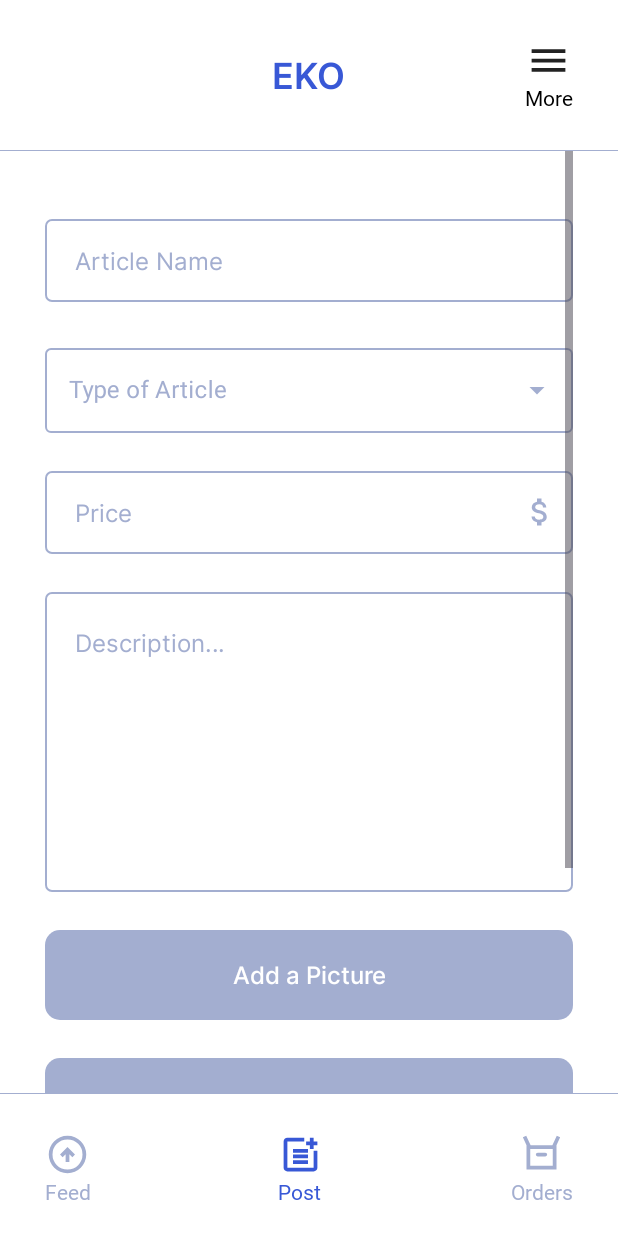
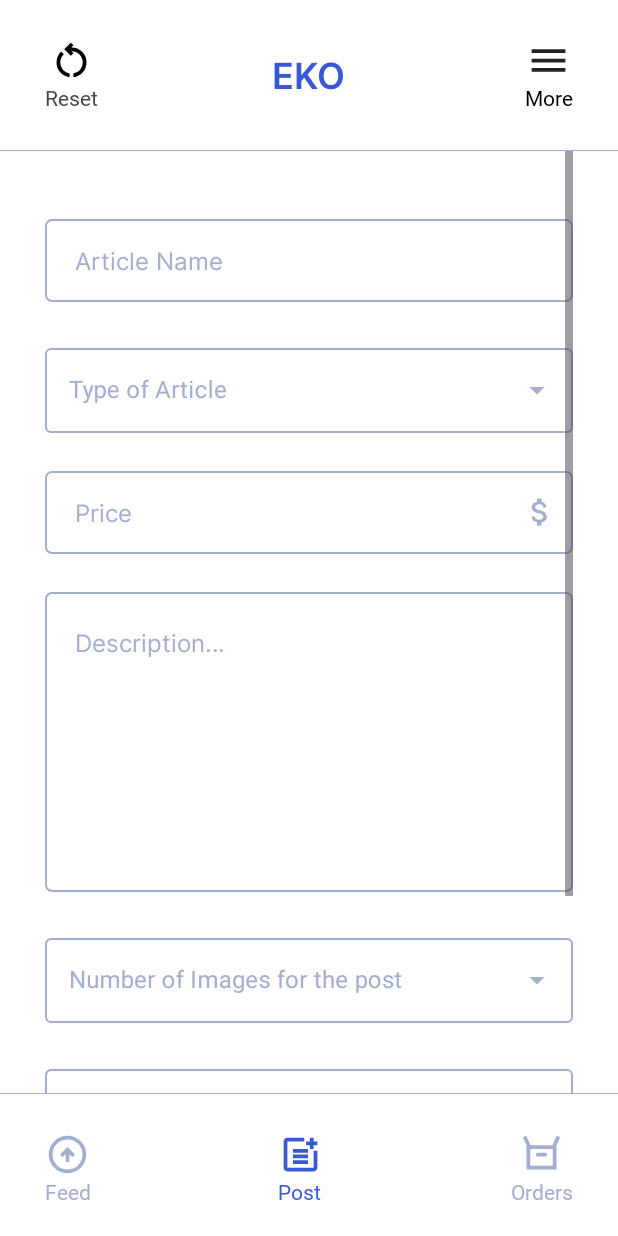
Before and after one commit to julesgaudet/ClothingSoftware, an Android app: the screen it shows after launch (Account), after a tap on "Post", on a phone screen of 412 x 824 dp. Run offline under Robolectric (Android 15) with nearby library versions, the phone set to English and light mode, and no system bars; 3 other taps on this screen came first.

Commit message:
fini le post complètement. Bloquer les attaques et filtrer les inputs

```diff
--- a/app/src/main/AndroidManifest.xml
+++ b/app/src/main/AndroidManifest.xml
@@ -17,6 +17,7 @@
             android:exported="false" />
         <activity
             android:name=".Activities.Account"
+            android:windowSoftInputMode="adjustResize|adjustPan"
             android:exported="true">
             <intent-filter>
                 <action android:name="android.intent.action.MAIN" />
--- a/app/src/main/java/com/example/clothingsoftware/Activities/Account.java
+++ b/app/src/main/java/com/example/clothingsoftware/Activities/Account.java
@@ -9,6 +9,7 @@ import androidx.swiperefreshlayout.widget.SwipeRefreshLayout;
 
 import android.app.Dialog;
 import android.content.DialogInterface;
+import android.content.Intent;
 import android.graphics.Color;
 import android.graphics.drawable.ColorDrawable;
 import android.os.Bundle;
@@ -19,8 +20,10 @@ import android.view.ViewGroup;
 import android.view.Window;
 import android.widget.ArrayAdapter;
 import android.widget.AutoCompleteTextView;
+import android.widget.Button;
 import android.widget.ImageView;
 import android.widget.LinearLayout;
+import android.widget.RelativeLayout;
 import android.widget.TextView;
 
 import com.example.clothingsoftware.Fragments.Feed;
@@ -37,16 +40,19 @@ public class Account extends AppCompatActivity {
     LinearLayout ordersLinearLayout;
     ImageView feedIcon;
     ImageView postIcon;
+    ImageView resetIcon;
     ImageView ordersIcon;
     TextView feedText;
     TextView postText;
     TextView ordersText;
+    TextView resetText;
     Feed feedFragment;
     Orders ordersFragment;
     Post postFragment;
     SwipeRefreshLayout swipeRefreshLayout;
     LinearLayout searchLinearLayout;
     LinearLayout filterLayout;
+    LinearLayout resetLayout;
     View shadowOverlay;
     String[] stateFeed = {"Lowest to highest price", "Highest to lowest price",
             "Recent to distant post", "Distant to recent post",
@@ -59,6 +65,9 @@ public class Account extends AppCompatActivity {
     ArrayAdapter<String> adapterItemsFeed;
     AutoCompleteTextView autoCompleteTextViewOrders;
     ArrayAdapter<String> adapterItemsOrders;
+
+    RelativeLayout layoutFooter;
+    View viewFooter;
 
     // Verify if the "Search" or "More" menu is still open (prevent spam clicking)
     private boolean isDialogShowing = false;
@@ -73,14 +82,19 @@ public class Account extends AppCompatActivity {
         feedLinearLayout = findViewById(R.id.feedLinearLayout);
         postLinearLayout = findViewById(R.id.postLinearLayout);
         ordersLinearLayout = findViewById(R.id.ordersLinearLayout);
+        resetLayout = findViewById(R.id.resetLinearLayout);
         feedIcon = findViewById(R.id.feedIcon);
         postIcon = findViewById(R.id.postIcon);
+        resetIcon = findViewById(R.id.resetImage);
         ordersIcon = findViewById(R.id.ordersIcon);
         feedText = findViewById(R.id.feedText);
+        resetText = findViewById(R.id.resetText);
         postText = findViewById(R.id.postText);
         ordersText = findViewById(R.id.ordersText);
         searchLinearLayout = findViewById(R.id.searchLinearLayout);
         filterLayout = findViewById(R.id.filterLayout);
+        layoutFooter = findViewById(R.id.layoutFooter);
+        viewFooter = findViewById(R.id.viewFooter);
 
         // Initialize View for shadow
         shadowOverlay = findViewById(R.id.shadowOverlay);
@@ -110,6 +124,18 @@ public class Account extends AppCompatActivity {
             }
         });
 
+        resetLayout.setOnClickListener(new View.OnClickListener() {
+            @Override
+            public void onClick(View v) {
+                // Create a new instance of the Post fragment
+                Post fragment = new Post();
+
+                // Replace the current fragment with the new instance
+                displayFragment(fragment);
+            }
+        });
+
+
         // Add color to the icon and text and move to the Post fragment
         postLinearLayout.setOnClickListener(new View.OnClickListener() {
             @Override
@@ -119,7 +145,8 @@ public class Account extends AppCompatActivity {
                 swipeRefreshLayout.setEnabled(false);
                 setIconAndTextColor(postIcon, postText, R.color.colorPrimary);
 
-                searchLinearLayout.setVisibility(View.INVISIBLE);
+                searchLinearLayout.setVisibility(View.GONE);
+                resetLayout.setVisibility(View.VISIBLE);
             }
         });
 
@@ -246,6 +273,10 @@ public class Account extends AppCompatActivity {
         adapterItemsFeed = new ArrayAdapter<>(this, android.R.layout.simple_dropdown_item_1line, stateFeed);
         autoCompleteTextViewFeed.setAdapter(adapterItemsFeed);
 
+        // Call the signout method
+        Button buttonSignout1 = dialog.findViewById(R.id.buttonSignout1);
+        signout(buttonSignout1, dialog);
+
         dialog.setOnDismissListener(new DialogInterface.OnDismissListener() {
             @Override
             public void onDismiss(DialogInterface dialogInterface) {
@@ -271,6 +302,10 @@ public class Account extends AppCompatActivity {
         adapterItemsOrders = new ArrayAdapter<>(this, android.R.layout.simple_dropdown_item_1line, stateOrders);
         autoCompleteTextViewOrders.setAdapter(adapterItemsOrders);
 
+        // Call the signout method
+        Button buttonSignout3 = dialog.findViewById(R.id.buttonSignout3);
+        signout(buttonSignout3, dialog);
+
         dialog.setOnDismissListener(new DialogInterface.OnDismissListener() {
             @Override
             public void onDismiss(DialogInterface dialogInterface) {
@@ -279,7 +314,6 @@ public class Account extends AppCompatActivity {
         });
         configureDialog(dialog);
     }
-
 
     // Show the Sheet Dialog for the feed Menu of the Post Fragment (menu when you click on More)
     private void showDialogPost() {
@@ -290,6 +324,9 @@ public class Account extends AppCompatActivity {
         dialog.requestWindowFeature(Window.FEATURE_NO_TITLE);
         dialog.setContentView(R.layout.bottom_sheet_layout_post);
 
+        // Call the Signout method
+        Button buttonSignout2 = dialog.findViewById(R.id.buttonSignout2);
+        signout(buttonSignout2, dialog);
         dialog.setOnDismissListener(new DialogInterface.OnDismissListener() {
             @Override
             public void onDismiss(DialogInterface dialogInterface) {
@@ -320,11 +357,14 @@ public class Account extends AppCompatActivity {
         feedIcon.setColorFilter(ContextCompat.getColor(getApplicationContext(), R.color.colorSecondPrimary));
         postIcon.setColorFilter(ContextCompat.getColor(getApplicationContext(), R.color.colorSecondPrimary));
 
+
         ordersText.setTextColor(ContextCompat.getColor(getApplicationContext(), R.color.colorSecondPrimary));
         feedText.setTextColor(ContextCompat.getColor(getApplicationContext(), R.color.colorSecondPrimary));
         postText.setTextColor(ContextCompat.getColor(getApplicationContext(), R.color.colorSecondPrimary));
+
         searchLinearLayout.setVisibility(View.VISIBLE);
         swipeRefreshLayout.setEnabled(true);
+        resetLayout.setVisibility(View.GONE);
     }
 
     // Change the fragment for the specific fragment
@@ -352,8 +392,21 @@ public class Account extends AppCompatActivity {
         dialog.getWindow().setGravity(Gravity.BOTTOM);
     }
 
+    // Change the color of the icon and the text of the icon
     private void setIconAndTextColor(ImageView icon, TextView text, int color) {
         icon.setColorFilter(ContextCompat.getColor(getApplicationContext(), color));
         text.setTextColor(ContextCompat.getColor(getApplicationContext(), color));
     }
+
+    // Sign-out function
+    private void signout(Button button, final Dialog currentDialog) {
+        button.setOnClickListener(new View.OnClickListener() {
+            @Override
+            public void onClick(View v) {
+                Intent intent = new Intent(Account.this, Login.class);
+                startActivity(intent);
+                finish();
+            }
+        });
+    }
 }
--- /dev/null
+++ b/app/src/main/res/drawable/reset.xml
@@ -0,0 +1,9 @@
+<vector xmlns:android="http://schemas.android.com/apk/res/android"
+    android:width="24dp"
+    android:height="24dp"
+    android:viewportWidth="960"
+    android:viewportHeight="960">
+  <path
+      android:fillColor="#FF000000"
+      android:pathData="M440,838q-121,-15 -200.5,-105.5T160,520q0,-66 26,-126.5T260,288l57,57q-38,34 -57.5,79T240,520q0,88 56,155.5T440,758v80ZM520,838v-80q87,-16 143.5,-83T720,520q0,-100 -70,-170t-170,-70h-3l44,44 -56,56 -140,-140 140,-140 56,56 -44,44h3q134,0 227,93t93,227q0,121 -79.5,211.5T520,838Z"/>
+</vector>
--- a/app/src/main/res/drawable/search.xml
+++ b/app/src/main/res/drawable/search.xml
@@ -1,5 +1,9 @@
-<vector android:autoMirrored="true" android:height="24dp"
-    android:viewportHeight="960" android:viewportWidth="960"
-    android:width="24dp" xmlns:android="http://schemas.android.com/apk/res/android">
-    <path android:fillColor="#222222" android:pathData="M784,840 L532,588q-30,24 -69,38t-83,14q-109,0 -184.5,-75.5T120,380q0,-109 75.5,-184.5T380,120q109,0 184.5,75.5T640,380q0,44 -14,83t-38,69l252,252 -56,56ZM380,560q75,0 127.5,-52.5T560,380q0,-75 -52.5,-127.5T380,200q-75,0 -127.5,52.5T200,380q0,75 52.5,127.5T380,560Z"/>
+<vector xmlns:android="http://schemas.android.com/apk/res/android"
+    android:width="24dp"
+    android:height="24dp"
+    android:viewportWidth="960"
+    android:viewportHeight="960">
+  <path
+      android:fillColor="#FF000000"
+      android:pathData="M784,840 L532,588q-30,24 -69,38t-83,14q-109,0 -184.5,-75.5T120,380q0,-109 75.5,-184.5T380,120q109,0 184.5,75.5T640,380q0,44 -14,83t-38,69l252,252 -56,56ZM380,560q75,0 127.5,-52.5T560,380q0,-75 -52.5,-127.5T380,200q-75,0 -127.5,52.5T200,380q0,75 52.5,127.5T380,560Z"/>
 </vector>
--- a/app/src/main/res/layout/activity_account.xml
+++ b/app/src/main/res/layout/activity_account.xml
@@ -47,6 +47,7 @@
         </androidx.swiperefreshlayout.widget.SwipeRefreshLayout>
 
         <View
+            android:id="@+id/viewFooter"
             android:layout_marginBottom="5dp"
             android:layout_width="match_parent"
             android:layout_height="0.5dp"
@@ -54,6 +55,7 @@
 
         <!-- Footer Layout -->
         <RelativeLayout
+            android:id="@+id/layoutFooter"
             android:layout_width="match_parent"
             android:layout_height="wrap_content"
             android:layout_gravity="bottom">
--- a/app/src/main/res/layout/bottom_sheet_layout_feed.xml
+++ b/app/src/main/res/layout/bottom_sheet_layout_feed.xml
@@ -59,13 +59,13 @@
 
     <androidx.appcompat.widget.AppCompatButton
         android:layout_marginBottom="30dp"
-        android:id="@+id/buttonSignout"
+        android:id="@+id/buttonSignout1"
         style="?android:attr/borderlessButtonStyle"
         android:layout_width="match_parent"
         android:layout_height="60dp"
         android:layout_marginTop="25dp"
         android:background="@drawable/signout_button"
-        android:enabled="false"
+        android:enabled="true"
         android:fontFamily="@font/medium"
         android:text="@string/signout"
         android:textAllCaps="false"
--- a/app/src/main/res/layout/bottom_sheet_layout_feed_search.xml
+++ b/app/src/main/res/layout/bottom_sheet_layout_feed_search.xml
@@ -26,6 +26,9 @@
         android:background="@drawable/input_border"
         android:fontFamily="@font/regular"
         android:hint="@string/search_for_a_post"
+        android:drawableEnd="@drawable/search"
+        android:drawableTint="@color/colorSecondPrimary"
+        android:paddingEnd="20dp"
         android:inputType="text"
         android:minHeight="48dp"
         android:paddingStart="20dp"
@@ -45,6 +48,7 @@
         android:textAllCaps="false"
         android:textColor="@color/white"
         android:textSize="16sp"
-        tools:ignore="DuplicateSpeakableTextCheck" />
+        tools:ignore="DuplicateSpeakableTextCheck"
+        android:layout_marginBottom="30dp"/>
 
 </LinearLayout>
--- a/app/src/main/res/layout/bottom_sheet_layout_orders.xml
+++ b/app/src/main/res/layout/bottom_sheet_layout_orders.xml
@@ -59,13 +59,13 @@
 
     <androidx.appcompat.widget.AppCompatButton
         android:layout_marginBottom="30dp"
-        android:id="@+id/buttonSignout"
+        android:id="@+id/buttonSignout3"
         style="?android:attr/borderlessButtonStyle"
         android:layout_width="match_parent"
         android:layout_height="60dp"
         android:layout_marginTop="25dp"
         android:background="@drawable/signout_button"
-        android:enabled="false"
+        android:enabled="true"
         android:fontFamily="@font/medium"
         android:text="@string/signout"
         android:textAllCaps="false"
--- a/app/src/main/res/layout/bottom_sheet_layout_post.xml
+++ b/app/src/main/res/layout/bottom_sheet_layout_post.xml
@@ -25,13 +25,13 @@
         android:gravity="bottom">
 
         <androidx.appcompat.widget.AppCompatButton
-            android:id="@+id/buttonSignout"
+            android:id="@+id/buttonSignout2"
             style="?android:attr/borderlessButtonStyle"
             android:layout_width="match_parent"
             android:layout_height="wrap_content"
             android:layout_marginTop="25dp"
             android:background="@drawable/signout_button"
-            android:enabled="false"
+            android:enabled="true"
             android:fontFamily="@font/medium"
             android:text="@string/signout"
             android:textAllCaps="false"
--- a/app/src/main/res/layout/fragment_post.xml
+++ b/app/src/main/res/layout/fragment_post.xml
@@ -9,9 +9,9 @@
     <ScrollView
         android:layout_width="match_parent"
         android:layout_height="match_parent"
+        android:scrollbarFadeDuration="@integer/material_motion_duration_short_1"
+        android:scrollbarSize="5dip"
         android:scrollbars="vertical"
-        android:scrollbarSize="5dip"
-        android:scrollbarFadeDuration="@integer/material_motion_duration_short_1"
         tools:ignore="UselessParent">
 
         <LinearLayout
@@ -56,7 +56,8 @@
                     android:id="@+id/auto_complete_text"
                     android:layout_width="match_parent"
                     android:layout_height="wrap_content"
-                    android:inputType="none" />
+                    android:inputType="none"
+                    tools:ignore="SpeakableTextPresentCheck" />
 
             </com.google.android.material.textfield.TextInputLayout>
 
@@ -97,35 +98,68 @@
                 android:textSize="16sp"
                 tools:ignore="RtlSymmetry" />
 
-            <androidx.appcompat.widget.AppCompatButton
-                android:id="@+id/buttonAddImage"
-                style="?android:attr/borderlessButtonStyle"
+            <com.google.android.material.textfield.TextInputLayout
+                android:id="@+id/numberOfImage"
+                style="@style/Widget.MaterialComponents.TextInputLayout.OutlinedBox.ExposedDropdownMenu"
                 android:layout_width="match_parent"
-                android:layout_height="60dp"
+                android:layout_height="wrap_content"
                 android:layout_marginTop="25dp"
-                android:background="@drawable/add_button"
-                android:enabled="false"
-                android:fontFamily="@font/medium"
-                android:text="@string/add_a_picture"
-                android:textAllCaps="false"
-                android:textColor="@color/white"
-                android:textSize="16sp"
-                tools:ignore="DuplicateSpeakableTextCheck" />
+                android:hint="@string/number_of_images_for_the_post"
+                android:textAppearance="@font/inter"
+                android:textColorHint="@color/colorSecondPrimary"
+                android:theme="@style/InputText_Overlay"
+                app:boxBackgroundColor="@color/white"
+                app:boxStrokeColor="@color/colorSecondPrimary"
+                app:boxStrokeWidth="1dp"
+                app:endIconTint="@color/colorSecondPrimary"
+                app:hintTextColor="@color/colorSecondPrimary">
 
-            <androidx.appcompat.widget.AppCompatButton
-                android:id="@+id/buttonAddSize"
-                style="?android:attr/borderlessButtonStyle"
+                <AutoCompleteTextView
+                    android:id="@+id/auto_complete_text_add_image"
+                    android:layout_width="match_parent"
+                    android:layout_height="wrap_content"
+                    android:inputType="none"
+                    tools:ignore="SpeakableTextPresentCheck" />
+
+            </com.google.android.material.textfield.TextInputLayout>
+
+            <LinearLayout
+                android:id="@+id/layoutforNewImage"
                 android:layout_width="match_parent"
-                android:layout_height="60dp"
+                android:layout_height="wrap_content"
+                android:orientation="vertical">
+            </LinearLayout>
+
+            <com.google.android.material.textfield.TextInputLayout
+                android:id="@+id/numberOfType"
+                style="@style/Widget.MaterialComponents.TextInputLayout.OutlinedBox.ExposedDropdownMenu"
+                android:layout_width="match_parent"
+                android:layout_height="wrap_content"
                 android:layout_marginTop="25dp"
-                android:background="@drawable/add_button"
-                android:enabled="false"
-                android:fontFamily="@font/medium"
-                android:text="@string/add_a_size"
-                android:textAllCaps="false"
-                android:textColor="@color/white"
-                android:textSize="16sp"
-                tools:ignore="DuplicateSpeakableTextCheck" />
+                android:hint="@string/number_of_size_for_the_post"
+                android:textAppearance="@font/inter"
+                android:textColorHint="@color/colorSecondPrimary"
+                android:theme="@style/InputText_Overlay"
+                app:boxBackgroundColor="@color/white"
+                app:boxStrokeColor="@color/colorSecondPrimary"
+                app:boxStrokeWidth="1dp"
+                app:endIconTint="@color/colorSecondPrimary"
+                app:hintTextColor="@color/colorSecondPrimary">
+
+                <AutoCompleteTextView
+                    android:id="@+id/auto_complete_text_add_type"
+                    android:layout_width="match_parent"
+                    android:layout_height="wrap_content"
+                    android:inputType="none"
+                    tools:ignore="SpeakableTextPresentCheck" />
+
+            </com.google.android.material.textfield.TextInputLayout>
+
+            <LinearLayout
+                android:id="@+id/layoutforNewSize"
+                android:layout_width="match_parent"
+                android:layout_height="wrap_content"
+                android:orientation="vertical"/>
 
             <androidx.appcompat.widget.AppCompatButton
                 android:id="@+id/buttonPost"
@@ -144,7 +178,7 @@
 
             <View
                 android:layout_width="match_parent"
-                android:layout_height="75dp"/>
+                android:layout_height="40dp" />
 
         </LinearLayout>
     </ScrollView>
--- a/app/src/main/res/layout/header_layout.xml
+++ b/app/src/main/res/layout/header_layout.xml
@@ -36,6 +36,34 @@
                 android:layout_height="wrap_content"
                 android:fontFamily="@font/inter"
                 android:text="@string/search"
+                android:textSize="14sp" />
+        </LinearLayout>
+
+        <LinearLayout
+            android:visibility="gone"
+            android:id="@+id/resetLinearLayout"
+            android:layout_width="wrap_content"
+            android:layout_height="wrap_content"
+            android:layout_alignParentStart="true"
+            android:layout_centerVertical="true"
+            android:orientation="vertical"
+            tools:ignore="UseCompoundDrawables">
+
+            <ImageView
+                android:id="@+id/resetImage"
+                android:layout_width="30dp"
+                android:layout_height="30dp"
+                android:layout_gravity="center"
+                android:contentDescription="@string/reset_icon"
+                android:src="@drawable/reset"
+                android:visibility="visible" />
+
+            <TextView
+                android:id="@+id/resetText"
+                android:layout_width="wrap_content"
+                android:layout_height="wrap_content"
+                android:fontFamily="@font/inter"
+                android:text="@string/reset"
                 android:textSize="14sp" />
         </LinearLayout>
 
--- a/app/src/main/res/values/strings.xml
+++ b/app/src/main/res/values/strings.xml
@@ -36,8 +36,19 @@
     <string name="sort_your_posts_by_price">Sort your Posts by Price</string>
     <string name="sort_your_posts_by_date">Sort your Posts by Date</string>
     <string name="sort_your_posts_by_popularity">Sort your Posts by Popularity</string>
-    <string name="signout">Signout</string>
+    <string name="signout">Sign-out</string>
     <string name="sort_posts_according_to">Sort posts according to</string>
     <string name="sort_orders_according_to">Sort orders according to</string>
-    <string name="search_for_a_post">Search for a post…</string>
+    <string name="search_for_a_post">Search for a post</string>
+    <string name="search_for_an_order">Search for an order</string>
+    <string name="confirm_sign_out">Confirm Sign-out?</string>
+    <string name="cancel">Cancel</string>
+    <string name="first_image_url">First image URL</string>
+    <string name="fourth_image_url">Fourth image URL</string>
+    <string name="third_image_url">Third image URL</string>
+    <string name="second_image_url">Second image URL</string>
+    <string name="number_of_images_for_the_post">Number of Images for the post</string>
+    <string name="number_of_size_for_the_post">Number of Sizes for the Post</string>
+    <string name="reset_icon">Reset Icon</string>
+    <string name="reset">Reset</string>
 </resources>
```
Also changed, not shown: app/src/main/java/com/example/clothingsoftware/Fragments/Post.java (+231 -14 lines), app/src/main/java/com/example/clothingsoftware/Utils/TextUtils.java (+24 -0 lines), app/src/main/res/layout/bottom_sheet_layout_orders_search.xml (+6 -2 lines).
